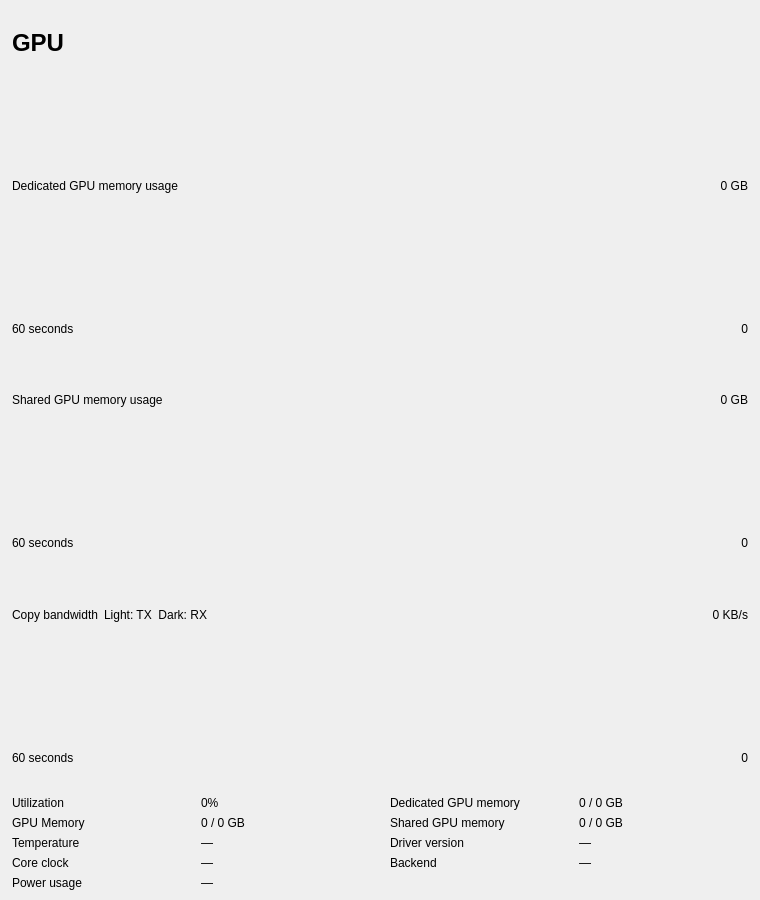
Kikkiu17/TuxManager, file src/perf/gpudetailwidget.ui: the form before one commit.
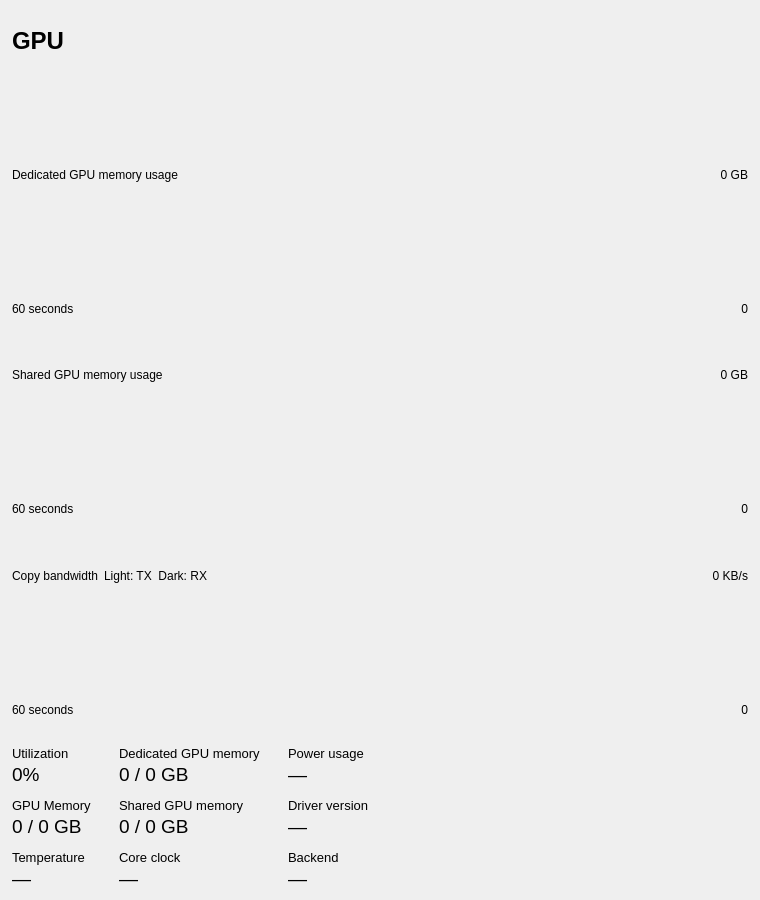
The form after the commit. Custom widgets are drawn as their Qt base class.

Commit message: refactor: update detail widget layouts and styling for nested grid items

```diff
--- a/src/perf/gpudetailwidget.ui
+++ b/src/perf/gpudetailwidget.ui
@@ -297,137 +297,176 @@
    </item>
    <item>
     <layout class="QGridLayout" name="statsGrid">
-     <property name="horizontalSpacing">
-      <number>20</number>
-     </property>
-     <property name="verticalSpacing">
-      <number>6</number>
-     </property>
+     <property name="horizontalSpacing"><number>28</number></property>
+     <property name="verticalSpacing"><number>12</number></property>
+
+     <!-- Column 0 -->
      <item row="0" column="0">
+      <layout class="QVBoxLayout" name="utilLayout">
+       <property name="spacing"><number>2</number></property>
+       <item>
       <widget class="QLabel" name="utilLabel">
-       <property name="text">
-        <string>Utilization</string>
-       </property>
-      </widget>
-     </item>
-     <item row="0" column="1">
+         <property name="styleSheet"><string>font-size: 10pt;</string></property>
+         <property name="text"><string>Utilization</string></property>
+        </widget>
+       </item>
+       <item>
       <widget class="QLabel" name="utilValueLabel">
-       <property name="text">
-        <string>0%</string>
-       </property>
-      </widget>
-     </item>
-     <item row="0" column="2">
-      <widget class="QLabel" name="dedicatedMemLabel">
-       <property name="text">
-        <string>Dedicated GPU memory</string>
-       </property>
-      </widget>
-     </item>
-     <item row="0" column="3">
-      <widget class="QLabel" name="dedicatedMemValueLabel">
-       <property name="text">
-        <string>0 / 0 GB</string>
-       </property>
-      </widget>
+         <property name="styleSheet"><string>font-size: 14pt;</string></property>
+         <property name="text"><string>0%</string></property>
+        </widget>
+       </item>
+      </layout>
      </item>
      <item row="1" column="0">
+      <layout class="QVBoxLayout" name="gpuMemLayout">
+       <property name="spacing"><number>2</number></property>
+       <item>
       <widget class="QLabel" name="gpuMemLabel">
-       <property name="text">
-        <string>GPU Memory</string>
-       </property>
-      </widget>
-     </item>
-     <item row="1" column="1">
+         <property name="styleSheet"><string>font-size: 10pt;</string></property>
+         <property name="text"><string>GPU Memory</string></property>
+        </widget>
+       </item>
+       <item>
       <widget class="QLabel" name="gpuMemValueLabel">
-       <property name="text">
-        <string>0 / 0 GB</string>
-       </property>
-      </widget>
-     </item>
-     <item row="1" column="2">
-      <widget class="QLabel" name="sharedMemLabel">
-       <property name="text">
-        <string>Shared GPU memory</string>
-       </property>
-      </widget>
-     </item>
-     <item row="1" column="3">
-      <widget class="QLabel" name="sharedMemValueLabel">
-       <property name="text">
-        <string>0 / 0 GB</string>
-       </property>
-      </widget>
+         <property name="styleSheet"><string>font-size: 14pt;</string></property>
+         <property name="text"><string>0 / 0 GB</string></property>
+        </widget>
+       </item>
+      </layout>
      </item>
      <item row="2" column="0">
+      <layout class="QVBoxLayout" name="tempLayout">
+       <property name="spacing"><number>2</number></property>
+       <item>
       <widget class="QLabel" name="tempLabel">
-       <property name="text">
-        <string>Temperature</string>
-       </property>
-      </widget>
-     </item>
-     <item row="2" column="1">
+         <property name="styleSheet"><string>font-size: 10pt;</string></property>
+         <property name="text"><string>Temperature</string></property>
+        </widget>
+       </item>
+       <item>
       <widget class="QLabel" name="tempValueLabel">
-       <property name="text">
-        <string>—</string>
-       </property>
-      </widget>
-     </item>
-     <item row="2" column="2">
-      <widget class="QLabel" name="driverLabel">
-       <property name="text">
-        <string>Driver version</string>
-       </property>
-      </widget>
-     </item>
-     <item row="2" column="3">
-      <widget class="QLabel" name="driverValueLabel">
-       <property name="text">
-        <string>—</string>
-       </property>
-      </widget>
-     </item>
-     <item row="3" column="2">
-      <widget class="QLabel" name="backendLabel">
-       <property name="text">
-        <string>Backend</string>
-       </property>
-      </widget>
-     </item>
-     <item row="3" column="3">
-      <widget class="QLabel" name="backendValueLabel">
-       <property name="text">
-        <string>—</string>
-       </property>
-      </widget>
-     </item>
-     <item row="3" column="0">
+         <property name="styleSheet"><string>font-size: 14pt;</string></property>
+         <property name="text"><string>—</string></property>
+        </widget>
+       </item>
+      </layout>
+     </item>
+
+     <!-- Column 1 -->
+     <item row="0" column="1">
+      <layout class="QVBoxLayout" name="dedicatedMemLayout">
+       <property name="spacing"><number>2</number></property>
+       <item>
+        <widget class="QLabel" name="dedicatedMemLabel">
+         <property name="styleSheet"><string>font-size: 10pt;</string></property>
+         <property name="text"><string>Dedicated GPU memory</string></property>
+        </widget>
+       </item>
+       <item>
+        <widget class="QLabel" name="dedicatedMemValueLabel">
+         <property name="styleSheet"><string>font-size: 14pt;</string></property>
+         <property name="text"><string>0 / 0 GB</string></property>
+        </widget>
+       </item>
+      </layout>
+     </item>
+     <item row="1" column="1">
+      <layout class="QVBoxLayout" name="sharedMemLayout">
+       <property name="spacing"><number>2</number></property>
+       <item>
+        <widget class="QLabel" name="sharedMemLabel">
+         <property name="styleSheet"><string>font-size: 10pt;</string></property>
+         <property name="text"><string>Shared GPU memory</string></property>
+        </widget>
+       </item>
+       <item>
+        <widget class="QLabel" name="sharedMemValueLabel">
+         <property name="styleSheet"><string>font-size: 14pt;</string></property>
+         <property name="text"><string>0 / 0 GB</string></property>
+        </widget>
+       </item>
+      </layout>
+     </item>
+     <item row="2" column="1">
+      <layout class="QVBoxLayout" name="coreClockLayout">
+       <property name="spacing"><number>2</number></property>
+       <item>
       <widget class="QLabel" name="coreClockLabel">
-       <property name="text">
-        <string>Core clock</string>
-       </property>
-      </widget>
-     </item>
-     <item row="3" column="1">
+         <property name="styleSheet"><string>font-size: 10pt;</string></property>
+         <property name="text"><string>Core clock</string></property>
+        </widget>
+       </item>
+       <item>
       <widget class="QLabel" name="coreClockValueLabel">
-       <property name="text">
-        <string>—</string>
-       </property>
-      </widget>
-     </item>
-     <item row="4" column="0">
+         <property name="styleSheet"><string>font-size: 14pt;</string></property>
+         <property name="text"><string>—</string></property>
+        </widget>
+       </item>
+      </layout>
+     </item>
+
+     <!-- Column 2 -->
+     <item row="0" column="2">
+      <layout class="QVBoxLayout" name="powerUsageLayout">
+       <property name="spacing"><number>2</number></property>
+       <item>
       <widget class="QLabel" name="powerUsageLabel">
-       <property name="text">
-        <string>Power usage</string>
-       </property>
-      </widget>
-     </item>
-     <item row="4" column="1">
+         <property name="styleSheet"><string>font-size: 10pt;</string></property>
+         <property name="text"><string>Power usage</string></property>
+        </widget>
+       </item>
+       <item>
       <widget class="QLabel" name="powerUsageValueLabel">
-       <property name="text">
-        <string>—</string>
+         <property name="styleSheet"><string>font-size: 14pt;</string></property>
+         <property name="text"><string>—</string></property>
+        </widget>
+       </item>
+      </layout>
+     </item>
+     <item row="1" column="2">
+      <layout class="QVBoxLayout" name="driverLayout">
+       <property name="spacing"><number>2</number></property>
+       <item>
+        <widget class="QLabel" name="driverLabel">
+         <property name="styleSheet"><string>font-size: 10pt;</string></property>
+         <property name="text"><string>Driver version</string></property>
+        </widget>
+       </item>
+       <item>
+        <widget class="QLabel" name="driverValueLabel">
+         <property name="styleSheet"><string>font-size: 14pt;</string></property>
+         <property name="text"><string>—</string></property>
+        </widget>
+       </item>
+      </layout>
+     </item>
+     <item row="2" column="2">
+      <layout class="QVBoxLayout" name="backendLayout">
+       <property name="spacing"><number>2</number></property>
+       <item>
+        <widget class="QLabel" name="backendLabel">
+         <property name="styleSheet"><string>font-size: 10pt;</string></property>
+         <property name="text"><string>Backend</string></property>
+        </widget>
+       </item>
+       <item>
+        <widget class="QLabel" name="backendValueLabel">
+         <property name="styleSheet"><string>font-size: 14pt;</string></property>
+         <property name="text"><string>—</string></property>
+        </widget>
+       </item>
+      </layout>
+     </item>
+
+     <!-- Spacer Column 3 -->
+     <item row="0" column="3">
+      <spacer name="statsGridSpacer">
+       <property name="orientation"><enum>Qt::Horizontal</enum></property>
+       <property name="sizeHint" stdset="0">
+        <size><width>40</width><height>20</height></size>
        </property>
-      </widget>
+      </spacer>
      </item>
     </layout>
    </item>
```
Lines whose indentation alone changed are shown as unchanged. The commit also changes 15 other files.
